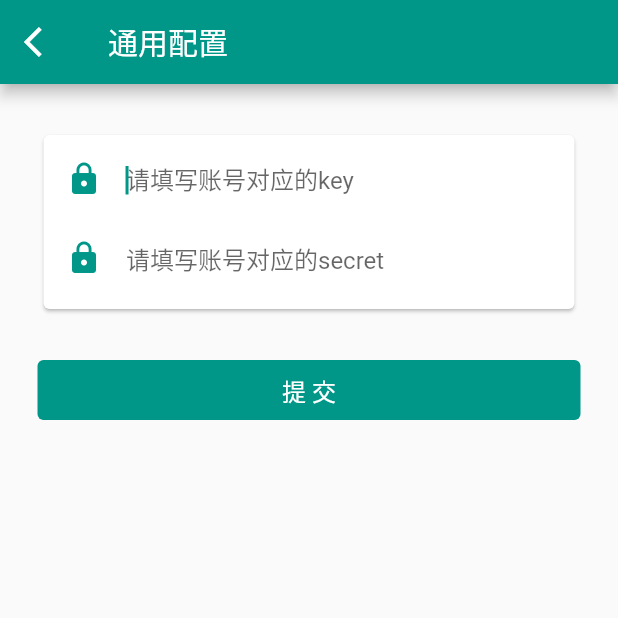
After one commit to squirrelRao/yakapp, a Flutter app: the CommonSettingPage screen opened directly, on a phone screen of 412 x 824 dp, the top half of it. The commit adds this screen. Run offline on Flutter 3.47's test engine with Material 2 defaults, Android fonts, the phone set to English and light mode, and no system bars; our stand-ins replace dio, fluttertoast, permission_handler, shared_preferences; accounts and stored records are empty; network calls fail.

Commit message:
add user and asset config pags

```diff
--- /dev/null
+++ b/lib/page/common_setting.dart
@@ -0,0 +1,201 @@
+
+import 'package:flutter/material.dart';
+import 'package:fluttertoast/fluttertoast.dart';
+import 'package:shared_preferences/shared_preferences.dart';
+import 'package:yakapp/util/configs.dart';
+import 'package:yakapp/util/net_util.dart';
+
+class CommonSettingPage extends StatefulWidget{
+
+
+  @override
+  State createState()  => CommonSettingState();
+}
+
+class CommonSettingState extends State<CommonSettingPage>{
+
+  final _formKey = new GlobalKey<FormState>();
+  var key ="";
+  var secret="";
+  TextEditingController keyController = new TextEditingController(text: '');
+  TextEditingController secretController = new TextEditingController(text: '');
+
+  Widget showKeyInput() {
+    return Padding(
+      padding: const EdgeInsets.fromLTRB(15.0, 5.0, 0.0, 0.0),
+      child: new TextFormField(
+        maxLines: 1,
+        keyboardType: TextInputType.text,
+        autofocus: true,
+        controller: keyController,
+        style: TextStyle(fontSize: 16),
+        decoration: new InputDecoration(
+            border: InputBorder.none,
+            hintText: '请填写账号对应的key',
+            icon: new Icon(
+              Icons.lock,
+              color: Colors.teal,
+            )),
+        onSaved: (value) => key = value!.trim(),
+        validator: (value){
+          if(value!.trim()==""){
+            return "key不能为空";
+          }
+        },
+      ),
+    );
+  }
+
+  Widget showSecretInput() {
+    return Padding(
+      padding: const EdgeInsets.fromLTRB(15.0, 5.0, 0.0, 10.0),
+      child: new TextFormField(
+        maxLines: 1,
+        autofocus: false,
+        controller: secretController,
+        keyboardType: TextInputType.text,
+        style: TextStyle(fontSize: 16),
+        decoration: new InputDecoration(
+            border: InputBorder.none,
+            hintText: '请填写账号对应的secret',
+            icon: new Icon(
+              Icons.lock,
+              color: Colors.teal,
+            )),
+        onSaved: (value) => secret = value!.trim(),
+        validator: (value){
+          if(value!.trim()==""){
+            return "secret不能为空";
+          }
+        },
+      ),
+    );
+  }
+
+  void queryBindInfo() async {
+
+    SharedPreferences prefs =  await SharedPreferences.getInstance();
+    String? userId = prefs.getString("uid");
+    (NetClient()).post(Configs.getBindInfo, {"uid":userId}, (data){
+
+      if(data["rc"] == 0 && data["data"] != ""){
+
+        setState(() {
+          key = data["data"]["api_key"];
+          secret = data["data"]["api_secret"];
+          keyController.text = key;
+          secretController.text = secret;
+          prefs.setInt("isBind", 1);
+
+        });
+      }else{
+        setState(() {
+          key = "";
+          secret = "";
+          keyController.text = key;
+          secretController.text = secret;
+          prefs.setInt("isBind", 0);
+        });
+      }
+
+    });
+
+  }
+
+  void bindExchange(key,secret) async {
+
+    SharedPreferences prefs =  await SharedPreferences.getInstance();
+    String? userId = prefs.getString("uid");
+    (NetClient()).post(Configs.bindApi,{"user_id":userId,"key":key,"secret":secret}
+    , (data){
+
+          if(data["rc"] == 0){
+
+            Fluttertoast.showToast(msg: "交易所账号更新成功");
+
+          }else{
+            Fluttertoast.showToast(msg: "绑定失败，请检查key和secret是否正确！");
+
+          }
+
+        });
+  }
+
+  @override
+  void initState(){
+    super.initState();
+
+    WidgetsBinding.instance!.addPostFrameCallback( (timestamp)=> queryBindInfo());
+  }
+
+  @override
+  Widget build(BuildContext context) {
+
+
+    return Scaffold(
+
+          appBar:AppBar(
+            title: const Text('通用配置'),
+              backgroundColor: Colors.teal,
+              leading: IconButton(
+                icon:Icon(Icons.arrow_back_ios,color:Colors.white),
+                onPressed: () async {
+                    Navigator.pop(context);
+                },
+              )
+          ),
+
+          body: ListView(
+
+            children: <Widget>[
+
+              Form(
+
+                key : _formKey,
+                child: Container(
+
+                  padding: const EdgeInsets.fromLTRB(25, 30, 25, 0),
+                  child: Card(
+                    child: Column(
+                      children: <Widget>[
+                        showKeyInput(),
+                        showSecretInput()
+                      ]
+                    )
+                  )
+
+                )
+
+
+            ),
+              Container(
+                height: 70,
+                padding: const EdgeInsets.fromLTRB(25, 30, 25, 0),
+                child: TextButton(
+                  child: Text('提 交'),
+                  style: ButtonStyle(
+                    textStyle: MaterialStateProperty.all(TextStyle(fontSize: 16)),
+                    backgroundColor: MaterialStateProperty.all(Colors.teal),
+                    foregroundColor: MaterialStateProperty.all(Colors.white)
+                ),
+                  onPressed: () {
+
+                    if(!_formKey.currentState!.validate()){
+
+                       return;
+                    }
+
+                    _formKey.currentState!.save();
+                    bindExchange(key,secret);
+                  },
+                ),
+              )
+
+          ],
+
+        )
+    );
+  }
+
+
+}
```
Also changed, not shown: lib/page/asset_setting.dart (added, +208 -0 lines), lib/page/assets.dart (+20 -2 lines).
